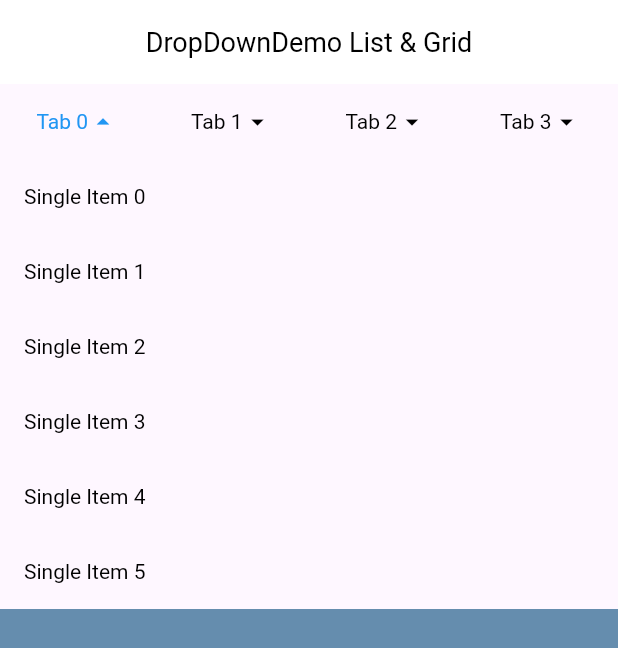
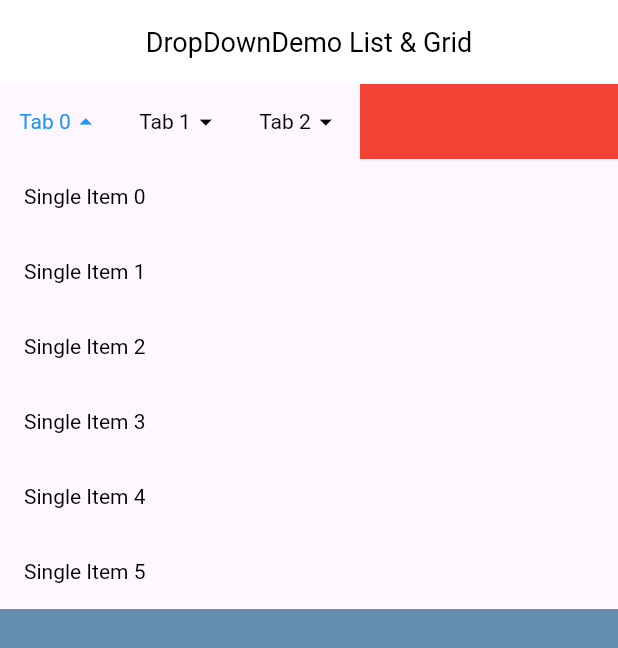
Before and after one commit to windows7lake/ll_dropdown_menu, a Flutter app: the DropDownDemo2 screen opened directly, after a tap on an icon or button, on a phone screen of 412 x 824 dp. Shown: the top 648 px of the screen. Run offline on Flutter 3.47's test engine with Material 3 defaults, Android fonts, the phone set to English and light mode, and no system bars.

Commit message:
feat: add 'dataCopy' property in `DropDownCascadeList`, `DropDownGridView`, `DropDownListView`  to determine whether need to copy data to avoid modify the origin data. feat: add support for custom DropDownHeader itemBuilder for each items.

```diff
--- a/example/lib/drop_down_demo2.dart
+++ b/example/lib/drop_down_demo2.dart
@@ -76,7 +76,11 @@ class _DropDownDemoState extends State<DropDownDemo2>
       body: Column(children: [
         DropDownHeader(
           controller: dropDownController,
+          boxStyle: DropDownBoxStyle(
+            expand: false,
+          ),
           itemStyle: const DropDownItemStyle(
+            width: 80,
             activeIconColor: Colors.blue,
             activeTextStyle: TextStyle(color: Colors.blue),
           ),
@@ -88,6 +92,12 @@ class _DropDownDemoState extends State<DropDownDemo2>
               activeIcon: const Icon(Icons.arrow_drop_up),
             ),
           ),
+          itemBuilder: (context, index) {
+            if (index == 3) {
+              return Container(width: 200, color: Colors.red);
+            }
+            return null;
+          },
         ),
         Expanded(
           child: Stack(
--- a/lib/dropdown/drop_down_grid_view.dart
+++ b/lib/dropdown/drop_down_grid_view.dart
@@ -83,6 +83,9 @@ class DropDownGridView extends DropDownViewStatefulWidget {
   /// determined by the contents being viewed.
   final bool? shrinkWrap;
 
+  /// Whether need to copy data to avoid modify the origin data
+  final bool dataCopy;
+
   const DropDownGridView({
     super.key,
     required this.controller,
@@ -112,6 +115,7 @@ class DropDownGridView extends DropDownViewStatefulWidget {
     this.onDropDownHeaderUpdate,
     this.physics,
     this.shrinkWrap,
+    this.dataCopy = true,
   });
 
   @override
@@ -162,11 +166,11 @@ class _DropDownGridViewState extends State<DropDownGridView> {
         widget.maxMultiChoiceSize != null && widget.maxMultiChoiceSize! > 0;
     items = List.generate(
       widget.items.length,
-      (index) => widget.items[index].copyWith(),
+      (index) => widget.items[index].copyWith(dataCopy: widget.dataCopy),
     );
     confirmItems = List.generate(
       widget.items.length,
-      (index) => widget.items[index].copyWith(),
+      (index) => widget.items[index].copyWith(dataCopy: widget.dataCopy),
     );
   }
 
@@ -175,7 +179,7 @@ class _DropDownGridViewState extends State<DropDownGridView> {
     if (widget.controller.isExpand) {
       items = List.generate(
         confirmItems.length,
-        (index) => confirmItems[index].copyWith(),
+        (index) => confirmItems[index].copyWith(dataCopy: widget.dataCopy),
       );
       if (mounted) setState(() {});
     }
@@ -294,7 +298,8 @@ class _DropDownGridViewState extends State<DropDownGridView> {
                         setState(() {});
                         confirmItems = List.generate(
                           items.length,
-                          (index) => items[index].copyWith(),
+                          (index) =>
+                              items[index].copyWith(dataCopy: widget.dataCopy),
                         );
                         var checkItems =
                             items.where((element) => element.check).toList();
--- a/lib/dropdown/drop_down_header.dart
+++ b/lib/dropdown/drop_down_header.dart
@@ -62,7 +62,6 @@ class _DropDownHeaderState extends State<DropDownHeader> {
   @override
   void initState() {
     super.initState();
-    assert(widget.boxStyle.height != null);
     intiController();
   }
 
@@ -97,7 +96,7 @@ class _DropDownHeaderState extends State<DropDownHeader> {
         widget.boxStyle.margin.horizontal;
     return Container(
       width: _width,
-      height: widget.boxStyle.height,
+      height: widget.boxStyle.height ?? widget.itemStyle.height,
       margin: widget.boxStyle.margin,
       padding: widget.boxStyle.padding,
       decoration: widget.boxStyle.decoration ??
@@ -109,8 +108,12 @@ class _DropDownHeaderState extends State<DropDownHeader> {
         physics: widget.physics ?? NeverScrollableScrollPhysics(),
         scrollDirection: Axis.horizontal,
         itemCount: widget.items.length,
-        itemBuilder: widget.itemBuilder ?? listItem,
-        separatorBuilder: widget.dividerBuilder ?? divider,
+        itemBuilder: (context, index) =>
+            widget.itemBuilder?.call(context, index) ??
+            listItem(context, index),
+        separatorBuilder: (context, index) =>
+            widget.dividerBuilder?.call(context, index) ??
+            divider(context, index),
       ),
     );
   }
--- a/lib/dropdown/drop_down_list_view.dart
+++ b/lib/dropdown/drop_down_list_view.dart
@@ -73,6 +73,9 @@ class DropDownListView extends DropDownViewStatefulWidget {
   /// determined by the contents being viewed.
   final bool? shrinkWrap;
 
+  /// Whether need to copy data to avoid modify the origin data
+  final bool dataCopy;
+
   const DropDownListView({
     super.key,
     required this.controller,
@@ -102,6 +105,7 @@ class DropDownListView extends DropDownViewStatefulWidget {
     this.onDropDownHeaderUpdate,
     this.physics,
     this.shrinkWrap,
+    this.dataCopy = true,
   });
 
   @override
@@ -148,11 +152,11 @@ class _DropDownListViewState extends State<DropDownListView> {
         widget.maxMultiChoiceSize != null && widget.maxMultiChoiceSize! > 0;
     items = List.generate(
       widget.items.length,
-      (index) => widget.items[index].copyWith(),
+      (index) => widget.items[index].copyWith(dataCopy: widget.dataCopy),
     );
     confirmItems = List.generate(
       widget.items.length,
-      (index) => widget.items[index].copyWith(),
+      (index) => widget.items[index].copyWith(dataCopy: widget.dataCopy),
     );
   }
 
@@ -161,7 +165,7 @@ class _DropDownListViewState extends State<DropDownListView> {
     if (widget.controller.isExpand) {
       items = List.generate(
         confirmItems.length,
-        (index) => confirmItems[index].copyWith(),
+        (index) => confirmItems[index].copyWith(dataCopy: widget.dataCopy),
       );
       if (mounted) setState(() {});
     }
@@ -268,7 +272,7 @@ class _DropDownListViewState extends State<DropDownListView> {
                         setState(() {});
                         confirmItems = List.generate(
                           items.length,
-                          (index) => items[index].copyWith(),
+                          (index) => items[index].copyWith(dataCopy: widget.dataCopy),
                         );
                         var checkItems =
                             items.where((element) => element.check).toList();
--- a/lib/dropdown/drop_down_typedef.dart
+++ b/lib/dropdown/drop_down_typedef.dart
@@ -21,6 +21,7 @@ class DropDownItem<T> {
   final Widget? icon;
   final Widget? activeIcon;
   final T? data;
+  final Object? extra;
   bool check;
 
   DropDownItem({
@@ -29,6 +30,7 @@ class DropDownItem<T> {
     this.activeIcon,
     this.data,
     this.check = false,
+    this.extra,
   });
 
   DropDownItem<T> copyWith({
@@ -39,13 +41,17 @@ class DropDownItem<T> {
     bool? check,
     double? height,
     double? width,
+    Object? extra,
+    bool dataCopy = true,
   }) {
+    if (!dataCopy) return this;
     return DropDownItem<T>(
       text: text ?? this.text,
       icon: icon ?? this.icon,
       activeIcon: activeIcon ?? this.activeIcon,
       data: data ?? this.data,
       check: check ?? this.check,
+      extra: extra ?? this.extra,
     );
   }
 }
--- a/pubspec.yaml
+++ b/pubspec.yaml
@@ -1,6 +1,6 @@
 name: ll_dropdown_menu
 description: Powerful and customizable drop-down menu component for Flutter. It supports multi-level menus, and you can customize the style.
-version: 0.8.4
+version: 0.8.5
 homepage: https://github.com/windows7lake/ll_dropdown_menu
 
 environment:
```
Also changed, not shown: lib/dropdown/drop_down_cascade_list.dart (+16 -4 lines), 6 other files.
